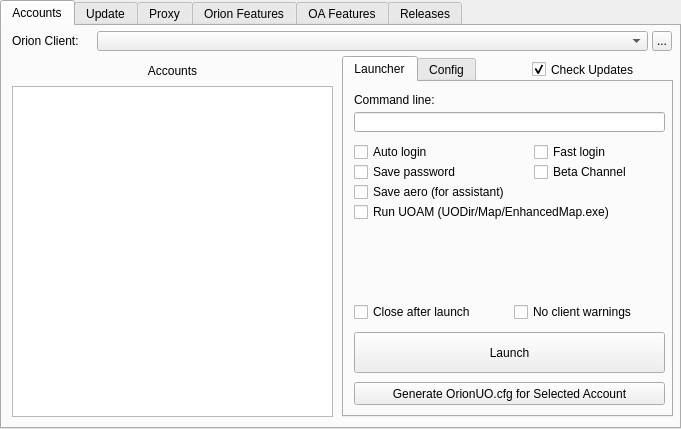
First picture: the form in orionlauncherwindow.ui, repository jokker23/OrionLauncher, before the edit.
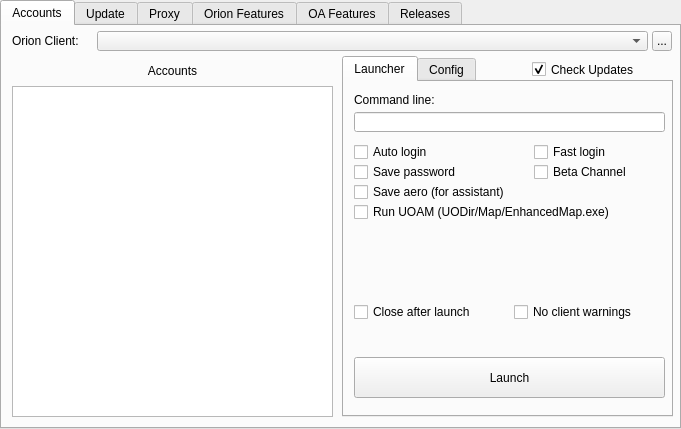
Second picture: the form after the edit.

Commit message: Remove Generate OrionUO.cfg launch will do that on selected item (#4)

```diff
--- a/orionlauncherwindow.ui
+++ b/orionlauncherwindow.ui
@@ -124,7 +124,7 @@
           <property name="geometry">
            <rect>
             <x>10</x>
-            <y>250</y>
+            <y>275</y>
             <width>311</width>
             <height>41</height>
            </rect>
@@ -198,19 +198,6 @@
            <string>Run UOAM (UODir/Map/EnhancedMap.exe)</string>
           </property>
          </widget>
-         <widget class="QPushButton" name="pb_GenerateConfig">
-          <property name="geometry">
-           <rect>
-            <x>10</x>
-            <y>300</y>
-            <width>311</width>
-            <height>23</height>
-           </rect>
-          </property>
-          <property name="text">
-           <string>Generate OrionUO.cfg for Selected Account</string>
-          </property>
-         </widget>
          <widget class="QCheckBox" name="cb_NoClientWarnings">
           <property name="geometry">
            <rect>
```
The commit also changes 1 other file.
